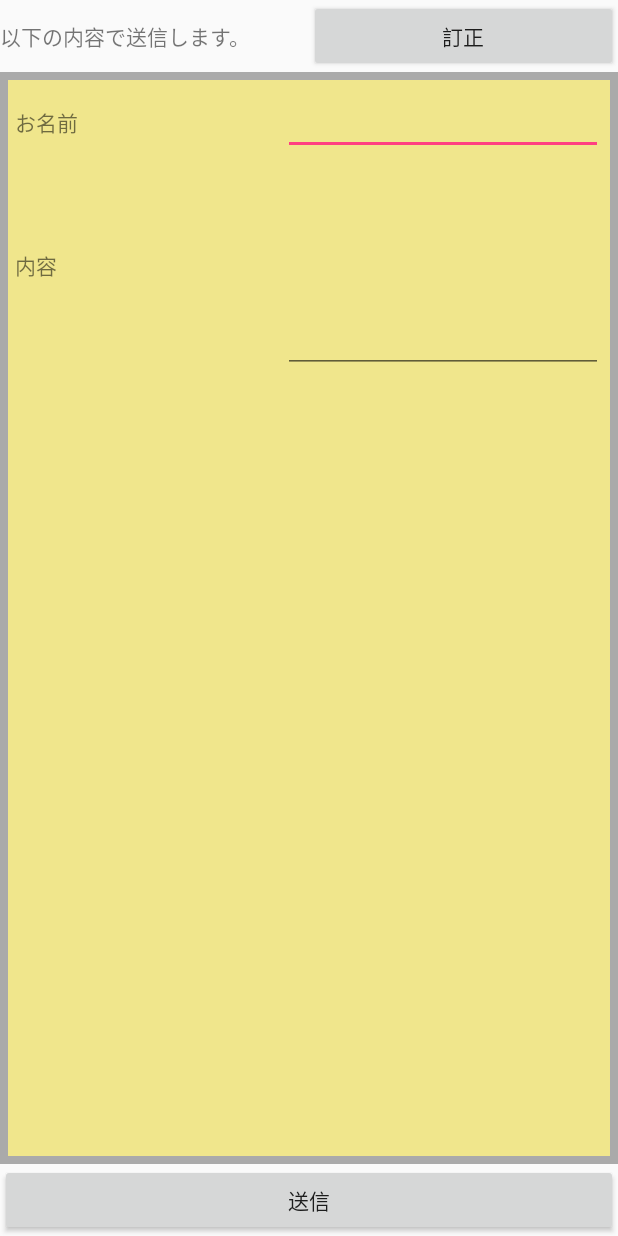
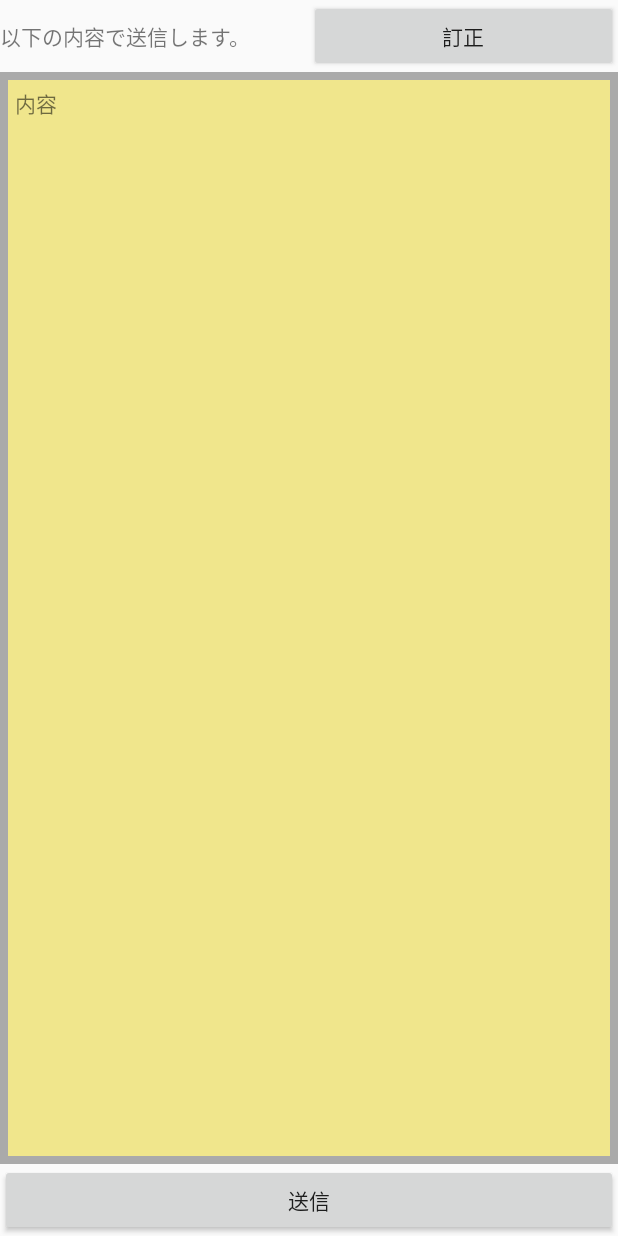
Before and after one commit to tiger19816/u22_team_a_android, an Android app: the ContentResultActivity screen opened directly, with no data from a screen before it, after a tap on "送信", on a phone screen of 412 x 824 dp. Run offline under Robolectric (Android 15) with nearby library versions, the phone set to English and light mode, and no system bars; 1 statement that could not run was skipped.

Commit message:
画面デザイン変更

```diff
--- a/U22TeamA/app/src/main/java/a/team/works/u22/hal/u22teama/ContentResultActivity.java
+++ b/U22TeamA/app/src/main/java/a/team/works/u22/hal/u22teama/ContentResultActivity.java
@@ -46,7 +46,7 @@ public class ContentResultActivity  extends AppCompatActivity {
 Intent intent = getIntent();
 Bundle extras = intent.getExtras();
 String content= extras.getString("content");
-     EditText edContent = findViewById(R.id.edContent2);
+     TextView edContent = findViewById(R.id.edContent2);
 edContent.setText(content);
 
         Button button = findViewById(R.id.btSend);
@@ -54,6 +54,15 @@ edContent.setText(content);
         button.setOnClickListener(listener);
 
 
+    }
+
+
+    /**
+     * 訂正ボタンが押されたときのイベント処理メソッド
+     */
+
+    public void onBackButtonClick(View view) {
+        finish();
     }
 
     private class ButtonClickListener implements View.OnClickListener {
@@ -64,7 +73,7 @@ edContent.setText(content);
             //仮引数
             String strId = "0";
 
-            EditText edContent = findViewById(R.id.edContent2);
+            TextView edContent = findViewById(R.id.edContent2);
             String content = edContent.getText().toString();
 
             //非同期処理を開始する。
--- a/U22TeamA/app/src/main/res/layout/activity_contact_result.xml
+++ b/U22TeamA/app/src/main/res/layout/activity_contact_result.xml
@@ -23,6 +23,7 @@
             android:layout_width="match_parent"
             android:layout_height="wrap_content"
             android:layout_weight="1"
+            android:onClick="onBackButtonClick"
             android:text="@string/bt_contact_correction" />
 
     </LinearLayout>
@@ -39,19 +40,6 @@
             android:layout_height="wrap_content"
             android:orientation="horizontal">
 
-            <TextView
-                android:id="@+id/tvName"
-                android:layout_width="wrap_content"
-                android:layout_height="wrap_content"
-                android:layout_weight="1"
-                android:text="@string/tv_contact_name" />
-
-            <EditText
-                android:id="@+id/edName"
-                android:layout_width="wrap_content"
-                android:layout_height="wrap_content"
-                android:ems="10"
-                android:inputType="text" />
         </LinearLayout>
 
         <LinearLayout
@@ -66,7 +54,7 @@
                 android:layout_weight="1"
                 android:text="@string/tv_contact_content" />
 
-            <EditText
+            <TextView
                 android:id="@+id/edContent2"
                 android:layout_width="wrap_content"
                 android:layout_height="145dp"
```
